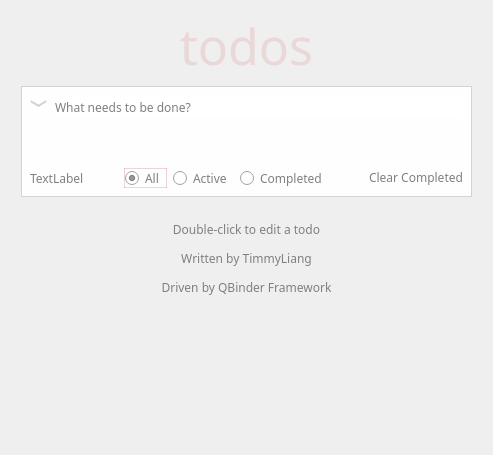
This is example/todo_app/todo.ui in FXTD-ODYSSEY/QBinder as Qt 5 draws it before an edit. The edited form follows.
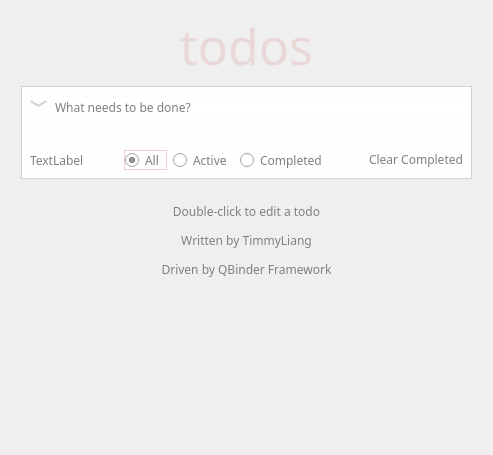
This is the edited form. Custom widgets are drawn as their Qt base class.

Commit message: TodoMVC  添加 EditableLabel 组件

What changed in the file:
```diff
--- a/example/todo_app/todo.ui
+++ b/example/todo_app/todo.ui
@@ -146,7 +146,20 @@
           <property name="styleSheet">
            <string notr="true"/>
           </property>
-          <layout class="QVBoxLayout" name="verticalLayout_3"/>
+          <layout class="QVBoxLayout" name="verticalLayout_3">
+           <property name="leftMargin">
+            <number>0</number>
+           </property>
+           <property name="topMargin">
+            <number>0</number>
+           </property>
+           <property name="rightMargin">
+            <number>0</number>
+           </property>
+           <property name="bottomMargin">
+            <number>0</number>
+           </property>
+          </layout>
          </widget>
         </item>
         <item>
```
The commit also changes 2 other files.
